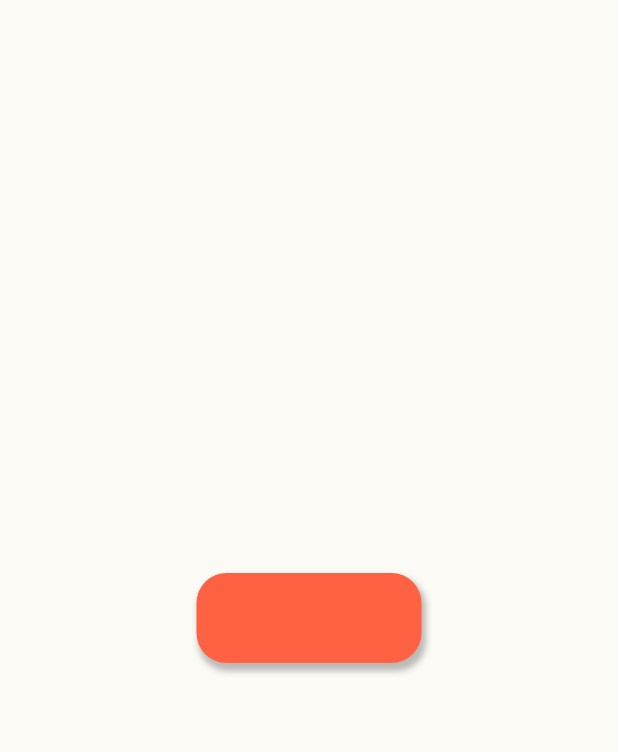
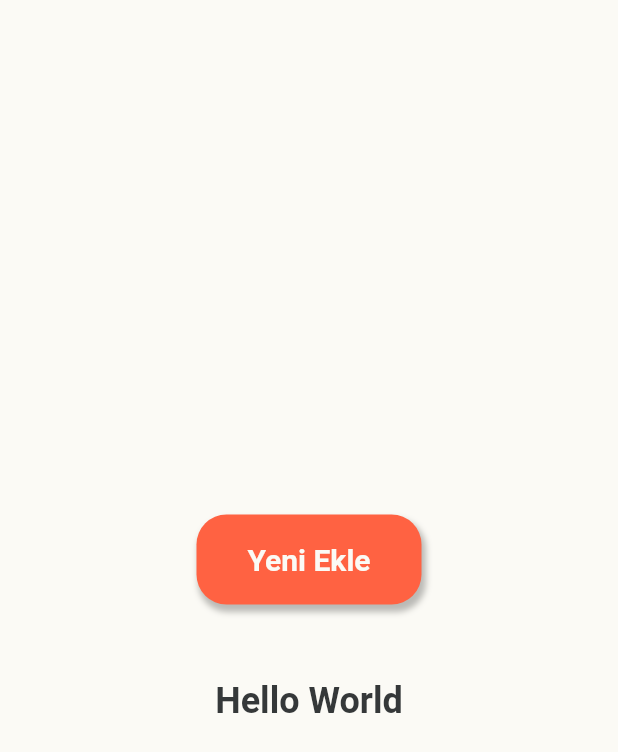
Before and after one commit to AkinBozburun/Clock-App-Flutter, a Flutter app: the screen it shows after launch, on a phone screen of 412 x 824 dp. Shown: the top 752 px of the screen. Run offline on Flutter 3.47's test engine with Material 2 defaults, Android fonts, the phone set to English and light mode, and no system bars.

Commit message:
Light and Dark theme testing.

```diff
--- a/lib/pages/mainPage.dart
+++ b/lib/pages/mainPage.dart
@@ -11,33 +11,57 @@ class MainPage extends StatefulWidget
 
 class _MainPageState extends State<MainPage>
 {
+  bool theme = true;
+
   @override
   Widget build(BuildContext context)
   {
     return Scaffold
     (
-      backgroundColor: AppStyles.lightBackGroundColor,
+      backgroundColor: theme ? AppStyles.lightBackGroundColor : AppStyles.darkBackGroundColor,
       body: Center
       (
+        child: Column
+        (
+          mainAxisAlignment: MainAxisAlignment.center,
+          children:
+          [
+            GestureDetector
+            (
+              onTap:()=> setState(() => theme = !theme),
               child: Container
               (
                 height: 60,
                 width: 150,
                 decoration: BoxDecoration
                 (
-            color: AppStyles().lightRedColor,
+                  color: theme ? AppStyles().lightRedColor : AppStyles().darkBlueColor,
                   borderRadius: BorderRadius.circular(20),
                   boxShadow:
                   [
                     BoxShadow
                     (
-                color: AppStyles().lightShadowColor,
+                      color: theme ? AppStyles().lightShadowColor : AppStyles().darkShadowColor,
                       spreadRadius: 1,
                       blurRadius: 3,
                       offset: const Offset(2, 4), // changes position of shadow
                     ),
                   ],
                 ),
+                child: Center(child: Text("Yeni Ekle",style: TextStyle
+                (
+                  color: theme ? AppStyles.lightBackGroundColor : AppStyles.darkBackGroundColor,
+                  fontSize: 20,fontWeight: FontWeight.bold
+                ))),
+              ),
+            ),
+            const SizedBox(height: 50),
+            Text("Hello World",style: TextStyle
+            (
+              color: theme ? AppStyles.darkBackGroundColor : AppStyles.lightBackGroundColor,
+              fontSize: 24, fontWeight: FontWeight.bold
+            )),
+          ],
         ),
       ),
     );
--- a/lib/styles/app_style.dart
+++ b/lib/styles/app_style.dart
@@ -7,6 +7,7 @@ class AppStyles
   Color lightShadowColor = Colors.black26;
 
   static Color darkBackGroundColor = const  Color(0xff353839);
-  Color darkBlueColor = const Color(0xff395B64);
+  Color darkBlueColor = const Color(0xff4BF0FC);
   Color darkShadowColor = Colors.black38;
+
 }
```
Lines whose indentation alone changed are shown as unchanged.
